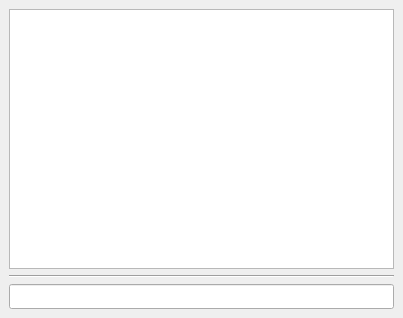
Above: slm_machine/slm_client.ui from mahdiattarbashi/slmmachine before the change. Below: the same form after it.
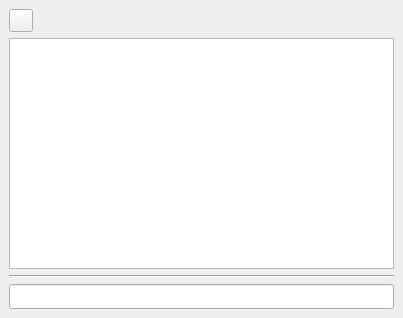
That is the form after the change. Icons and pictures are not drawn.

Commit message: clear incomin text area functionality is added

What changed in the file:
```diff
--- a/slm_machine/slm_client.ui
+++ b/slm_machine/slm_client.ui
@@ -27,6 +27,37 @@
   </property>
   <widget class="QWidget" name="centralwidget">
    <layout class="QVBoxLayout" name="verticalLayout">
+    <item>
+     <layout class="QHBoxLayout" name="horizontalLayout">
+      <item>
+       <widget class="QToolButton" name="clearButton">
+        <property name="toolTip">
+         <string>Clear Incoming Text Area</string>
+        </property>
+        <property name="text">
+         <string/>
+        </property>
+        <property name="icon">
+         <iconset resource="resources/slm_resources.qrc">
+          <normaloff>:/icons/cleearIcon</normaloff>:/icons/cleearIcon</iconset>
+        </property>
+       </widget>
+      </item>
+      <item>
+       <spacer name="horizontalSpacer">
+        <property name="orientation">
+         <enum>Qt::Horizontal</enum>
+        </property>
+        <property name="sizeHint" stdset="0">
+         <size>
+          <width>40</width>
+          <height>20</height>
+         </size>
+        </property>
+       </spacer>
+      </item>
+     </layout>
+    </item>
     <item>
      <widget class="QTextEdit" name="slm_clientIncomingTextArea">
       <property name="font">
```
The commit also changes 2 other files.
